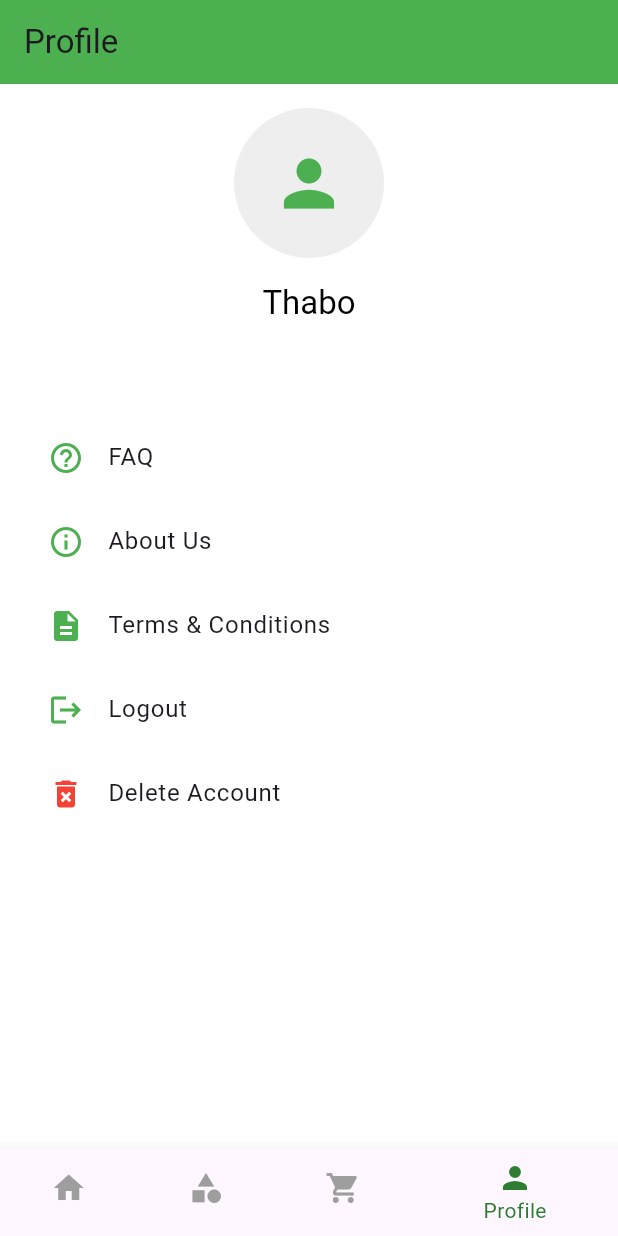
After one commit to Thabo-Tshabalala/FloristMobileApplication, a Flutter app: the MainScreen screen opened directly, item 4 of the bottom bar chosen, on a phone screen of 412 x 824 dp. The commit adds this screen. Run offline on Flutter 3.47's test engine with Material 3 defaults, Android fonts, the light colour scheme and no system bars; our stand-ins replace google_fonts, shared_preferences; accounts and stored records are empty; network calls fail.

Commit message:
Delete Profile Working

```diff
--- /dev/null
+++ b/florist_app/lib/screens/home_screen.dart
@@ -0,0 +1,74 @@
+import 'package:florist_app/screens/navigation_screens/profile.dart';
+import 'package:flutter/material.dart';
+
+class MainScreen extends StatefulWidget {
+  const MainScreen({super.key});
+
+  @override
+  State<MainScreen> createState() => _MainScreenState();
+}
+
+class _MainScreenState extends State<MainScreen> {
+  int _selectedIndex = 0;
+
+  // Titles for each screen
+  final List<String> _titles = <String>[
+    'Home',          // Title for Home Screen
+    'Catalogues',    // Title for Catalogues Screen
+    'Cart',          // Title for Cart Screen
+    'Profile',       // Title for Profile Screen
+  ];
+
+  // Placeholder widgets for each screen
+  final List<Widget> _widgetOptions = <Widget>[
+    const Center(child: Text('Home Screen', style: TextStyle(fontSize: 24))),
+    const Center(child: Text('Catalogues Screen', style: TextStyle(fontSize: 24))),
+    const Center(child: Text('Cart Screen', style: TextStyle(fontSize: 24))),
+    const ProfileScreen(), // Reference to ProfileScreen here
+  ];
+
+  void _onItemTapped(int index) {
+    setState(() {
+      _selectedIndex = index;
+    });
+  }
+
+  @override
+  Widget build(BuildContext context) {
+    return Scaffold(
+      appBar: AppBar(
+        title: Text(_titles[_selectedIndex]), // Dynamic title based on selected index
+        backgroundColor: Colors.green,
+      ),
+      body: IndexedStack(
+        index: _selectedIndex,
+        children: _widgetOptions,
+      ),
+      bottomNavigationBar: BottomNavigationBar(
+        items: const <BottomNavigationBarItem>[
+          BottomNavigationBarItem(
+            icon: Icon(Icons.home),
+            label: 'Home',
+          ),
+          BottomNavigationBarItem(
+            icon: Icon(Icons.category),
+            label: 'Catalogues',
+          ),
+          BottomNavigationBarItem(
+            icon: Icon(Icons.shopping_cart),
+            label: 'Cart',
+          ),
+          BottomNavigationBarItem(
+            icon: Icon(Icons.person),
+            label: 'Profile',
+          ),
+        ],
+        currentIndex: _selectedIndex,
+        selectedItemColor: Colors.green[800],
+        unselectedItemColor: Colors.grey,
+        onTap: _onItemTapped,
+        enableFeedback: true,
+      ),
+    );
+  }
+}
--- /dev/null
+++ b/florist_app/lib/screens/navigation_screens/profile.dart
@@ -0,0 +1,181 @@
+import 'package:flutter/material.dart';
+import 'package:shared_preferences/shared_preferences.dart';
+import 'package:http/http.dart' as http;
+
+class ProfileScreen extends StatefulWidget {
+  const ProfileScreen({super.key});
+
+  @override
+  State<ProfileScreen> createState() => _ProfileScreenState();
+}
+
+class _ProfileScreenState extends State<ProfileScreen> {
+  String? _userEmail;
+
+  @override
+  void initState() {
+    super.initState();
+    _loadUserEmail();
+  }
+
+  Future<void> _loadUserEmail() async {
+    final prefs = await SharedPreferences.getInstance();
+    setState(() {
+      _userEmail = prefs.getString('userEmail');
+    });
+  }
+
+  Future<void> deleteUserByEmail(String email) async {
+    final Uri url = Uri.parse('http://10.0.2.2:8080/user/deleteByEmail?email=$email');
+
+    try {
+      print('Attempting to delete user with email: $email');
+      final response = await http.delete(url);
+
+      if (response.statusCode == 200) {
+        print('User deleted successfully');
+        ScaffoldMessenger.of(context).showSnackBar(
+          SnackBar(content: Text('User deleted successfully'))
+        );
+        // Optionally, navigate away or reset state
+        // For example, log the user out or navigate to a login screen
+      } else {
+        print('Failed to delete user. Status code: ${response.statusCode}');
+        ScaffoldMessenger.of(context).showSnackBar(
+          SnackBar(content: Text('Failed to delete user. Status code: ${response.statusCode}'))
+        );
+      }
+    } catch (e) {
+      print('Error occurred: $e');
+      ScaffoldMessenger.of(context).showSnackBar(
+        SnackBar(content: Text('Error occurred: $e'))
+      );
+    }
+  }
+
+  Future<void> _showDeleteConfirmationDialog(BuildContext context) async {
+    return showDialog<void>(
+      context: context,
+      barrierDismissible: false,
+      builder: (BuildContext context) {
+        return AlertDialog(
+          title: const Text('Delete Account'),
+          content: const Text('Are you sure you want to delete your account? This action cannot be undone.'),
+          actions: <Widget>[
+            TextButton(
+              child: const Text('Cancel'),
+              onPressed: () {
+                Navigator.of(context).pop();
+              },
+            ),
+            TextButton(
+              child: const Text('Delete'),
+              onPressed: () async {
+                Navigator.of(context).pop(); // Close the dialog
+                if (_userEmail != null) {
+                  await deleteUserByEmail(_userEmail!);
+                  // Optionally, handle any post-deletion actions here
+                } else {
+                  // Handle the case where email is not found
+                  print('User email not found');
+                  ScaffoldMessenger.of(context).showSnackBar(
+                    SnackBar(content: Text('User email not found'))
+                  );
+                }
+              },
+            ),
+          ],
+        );
+      },
+    );
+  }
+
+  @override
+  Widget build(BuildContext context) {
+    return Scaffold(
+      backgroundColor: Colors.white, // Background color for the whole screen
+      body: Padding(
+        padding: const EdgeInsets.all(16.0),
+        child: Column(
+          crossAxisAlignment: CrossAxisAlignment.start,
+          children: [
+            // User Profile Section
+            Center(
+              child: Column(
+                children: [
+                  CircleAvatar(
+                    radius: 50,
+                    backgroundColor: Colors.grey[200],
+                    child: const Icon(
+                      Icons.person,
+                      size: 50,
+                      color: Colors.green,
+                    ),
+                  ),
+                  const SizedBox(height: 16),
+                  Text(
+                    'Thabo', // Replace with actual user name
+                    style: Theme.of(context).textTheme.headline6?.copyWith(
+                          color: Colors.black, // Text color for the user name
+                        ),
+                  ),
+                  const SizedBox(height: 8),
+                  Text(
+                    _userEmail ?? 'Loading...', // Show user email or loading text
+                    style: Theme.of(context).textTheme.bodyText2?.copyWith(
+                          color: Colors.grey[600], // Text color for the user email
+                        ),
+                  ),
+                ],
+              ),
+            ),
+            const SizedBox(height: 32),
+
+            // Profile Options
+            Expanded(
+              child: ListView(
+                children: [
+                  ListTile(
+                    leading: const Icon(Icons.help_outline, color: Colors.green),
+                    title: const Text('FAQ'),
+                    onTap: () {
+                      // Navigate to FAQ screen
+                    },
+                  ),
+                  ListTile(
+                    leading: const Icon(Icons.info_outline, color: Colors.green),
+                    title: const Text('About Us'),
+                    onTap: () {
+                      // Navigate to About Us screen
+                    },
+                  ),
+                  ListTile(
+                    leading: const Icon(Icons.description, color: Colors.green),
+                    title: const Text('Terms & Conditions'),
+                    onTap: () {
+                      // Navigate to Terms & Conditions screen
+                    },
+                  ),
+                  ListTile(
+                    leading: const Icon(Icons.logout, color: Colors.green),
+                    title: const Text('Logout'),
+                    onTap: () {
+                      // Implement logout functionality
+                    },
+                  ),
+                  ListTile(
+                    leading: const Icon(Icons.delete_forever, color: Colors.red),
+                    title: const Text('Delete Account'),
+                    onTap: () {
+                      _showDeleteConfirmationDialog(context);
+                    },
+                  ),
+                ],
+              ),
+            ),
+          ],
+        ),
+      ),
+    );
+  }
+}
--- a/florist_app/pubspec.yaml
+++ b/florist_app/pubspec.yaml
@@ -36,6 +36,8 @@ dependencies:
   # Use with the CupertinoIcons class for iOS style icons.
   cupertino_icons: ^1.0.6
   google_fonts: ^6.2.1
+  http: ^1.2.2
+  shared_preferences: ^2.2.3
 
 dev_dependencies:
   flutter_test:
```
Also changed, not shown: florist_app/lib/Widgets/custom_text_field.dart (+10 -2 lines), florist_app/lib/model/user_registration.dart (added, +27 -0 lines), florist_app/lib/screens/create_account.dart (+93 -34 lines), florist_app/lib/screens/login.dart (+68 -12 lines).
